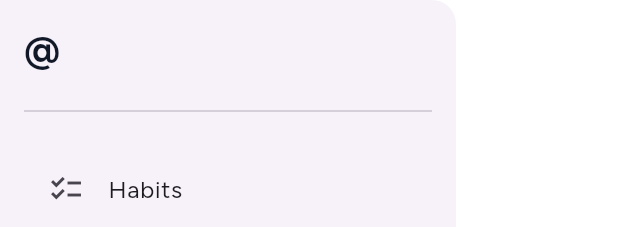
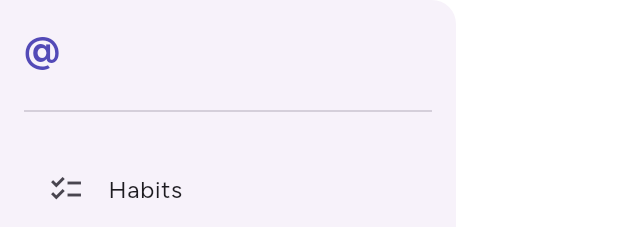
Before and after one commit to likeslabajo/habit_tracker_project, a Flutter app: the NavigationDrawer widget shown alone on an empty page, opened directly with empty values, on a phone screen of 412 x 824 dp. Shown: the top 227 px of the screen. Run offline on Flutter 3.47's test engine with Material 3 defaults, Android fonts, the phone set to English and light mode, and no system bars; our stand-ins replace cloud_firestore, firebase_auth, firebase_core; accounts and stored records are empty.

Commit message:
fixed username display

```diff
--- a/lib/pages/home_screen.dart
+++ b/lib/pages/home_screen.dart
@@ -303,7 +303,7 @@ class NavigationDrawer extends StatelessWidget {
           style: const TextStyle(
             fontSize: 24,
             fontWeight: FontWeight.bold,
-            color: AppColors.textDark,
+            color: AppColors.primary,
           ),
         ),
         const Divider(),
```
Also changed, not shown: lib/firestore_service.dart (+0 -13 lines).
